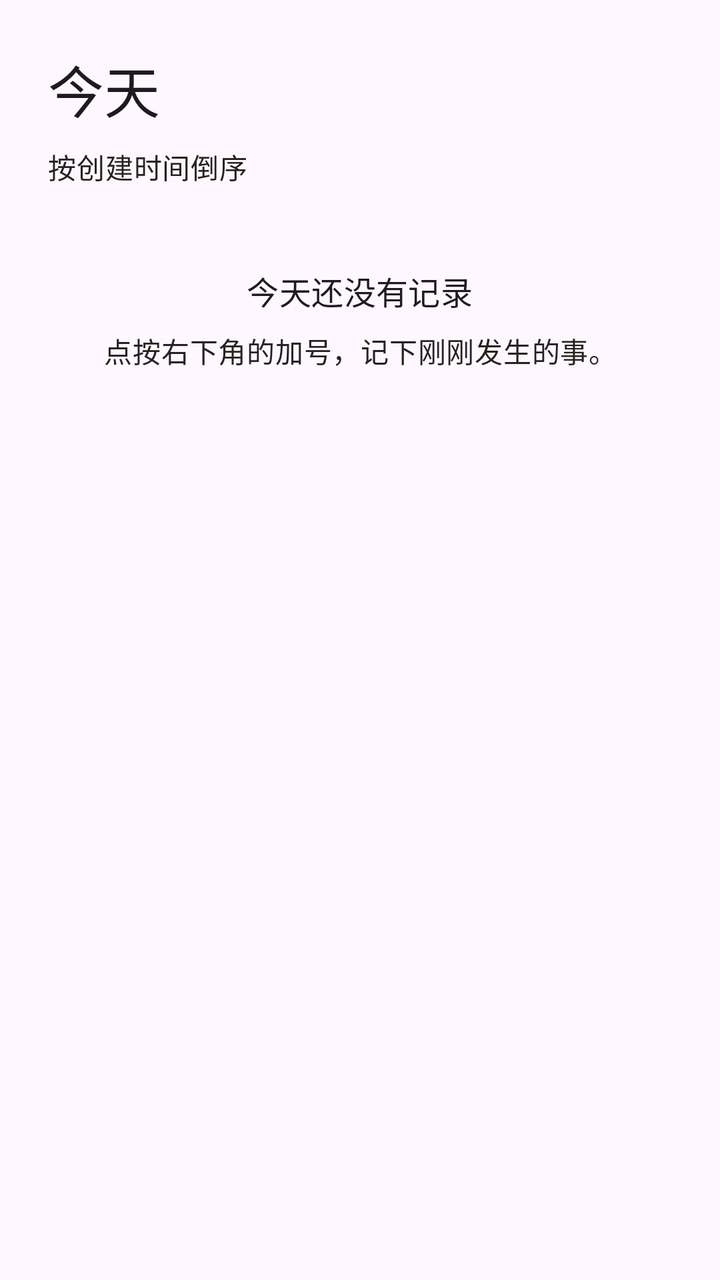
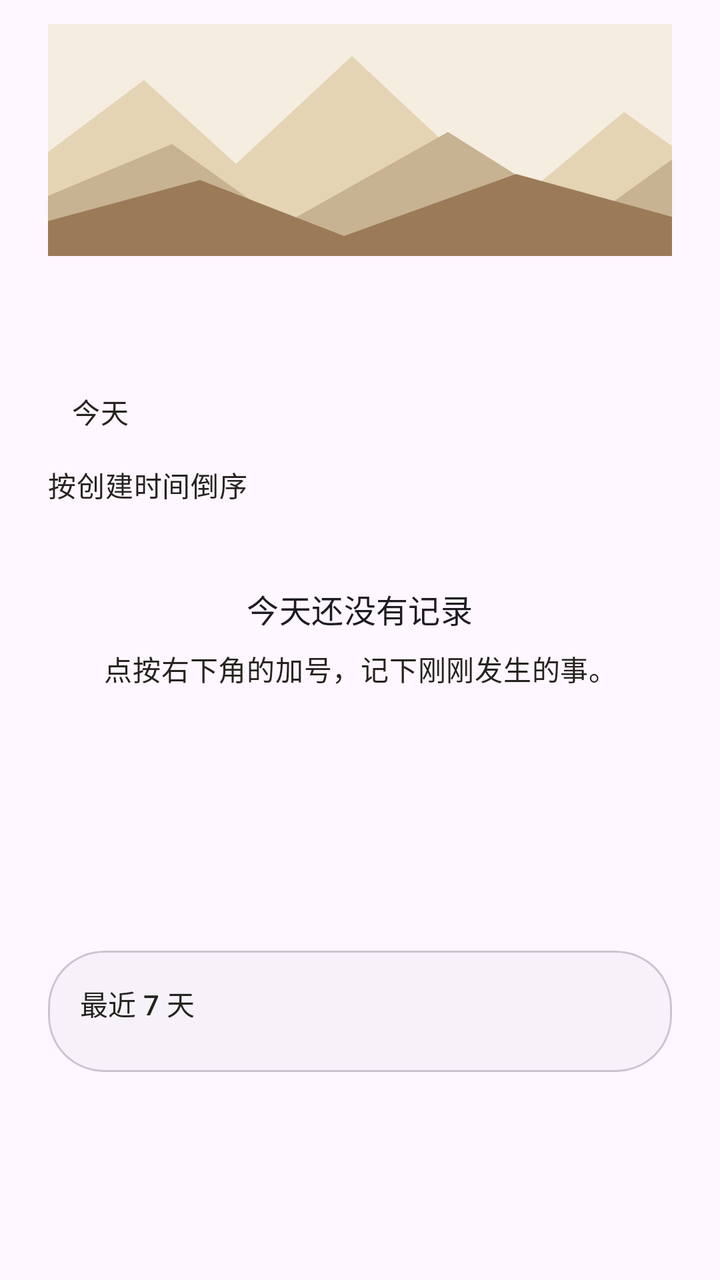

Two renders of the same Android screen: before a commit and after it. Below are the layout's source before the change and the commit's diff.
<!-- AndroidManifest.xml: application theme Theme.YourDiary -->
<!-- res/layout/fragment_today.xml -->
<?xml version="1.0" encoding="utf-8"?>
<androidx.core.widget.NestedScrollView xmlns:android="http://schemas.android.com/apk/res/android"
    xmlns:tools="http://schemas.android.com/tools"
    android:layout_width="match_parent"
    android:layout_height="match_parent"
    android:fillViewport="true"
    android:clipToPadding="false"
    android:paddingStart="@dimen/page_horizontal_margin"
    android:paddingTop="24dp"
    android:paddingEnd="@dimen/page_horizontal_margin"
    android:paddingBottom="104dp"
    tools:context=".TodayFragment">

    <LinearLayout
        android:layout_width="match_parent"
        android:layout_height="wrap_content"
        android:orientation="vertical">

        <TextView
            style="@style/TextAppearance.Material3.HeadlineMedium"
            android:layout_width="match_parent"
            android:layout_height="wrap_content"
            android:text="@string/today_title" />

        <TextView
            style="@style/TextAppearance.Material3.BodyMedium"
            android:layout_width="match_parent"
            android:layout_height="wrap_content"
            android:layout_marginTop="8dp"
            android:text="@string/today_subtitle"
            android:textColor="?attr/colorOnSurfaceVariant" />

        <LinearLayout
            android:id="@+id/todayEmptyState"
            android:layout_width="match_parent"
            android:layout_height="wrap_content"
            android:layout_marginTop="40dp"
            android:gravity="center_horizontal"
            android:orientation="vertical">

            <TextView
                style="@style/TextAppearance.Material3.TitleMedium"
                android:layout_width="wrap_content"
                android:layout_height="wrap_content"
                android:text="@string/today_empty_title" />

            <TextView
                style="@style/TextAppearance.Material3.BodyMedium"
                android:layout_width="wrap_content"
                android:layout_height="wrap_content"
                android:layout_marginTop="8dp"
                android:gravity="center"
                android:text="@string/today_empty_description"
            android:textColor="?attr/colorOnSurfaceVariant" />
        </LinearLayout>

        <LinearLayout
            android:id="@+id/todayEntriesContainer"
            android:layout_width="match_parent"
            android:layout_height="wrap_content"
            android:layout_marginTop="24dp"
            android:orientation="vertical" />
    </LinearLayout>
</androidx.core.widget.NestedScrollView>
<!-- resources referenced by this layout -->
<resources>
  <dimen name="page_horizontal_margin">24dp</dimen>
  <string name="today_empty_description">点按右下角的加号，记下刚刚发生的事。</string>
  <string name="today_empty_title">今天还没有记录</string>
  <string name="today_subtitle">按创建时间倒序</string>
  <string name="today_title">今天</string>
  <style name="Theme.YourDiary" parent="Base.Theme.YourDiary" />
  <style name="Base.Theme.YourDiary" parent="Theme.Material3.DayNight.NoActionBar">
          <item name="colorPrimary">@color/diary_ochre</item>
          <item name="colorOnPrimary">@color/diary_paper</item>
          <item name="colorPrimaryContainer">@color/diary_ochre_container</item>
          <item name="colorOnPrimaryContainer">@color/diary_on_ochre_container</item>
          <item name="colorSurface">@color/diary_paper</item>
          <item name="colorOnSurface">@color/diary_ink</item>
          <item name="colorSurfaceVariant">@color/diary_surface_variant</item>
          <item name="colorOnSurfaceVariant">@color/diary_ink</item>
          <item name="colorOutline">@color/diary_outline</item>
          <item name="android:fontFamily">sans</item>
      </style>
  <color name="diary_ochre">#FF725C29</color>
  <color name="diary_paper">#FFFFF9F0</color>
  <color name="diary_ochre_container">#FFF6E0A5</color>
  <color name="diary_on_ochre_container">#FF261A00</color>
  <color name="diary_ink">#FF25231F</color>
  <color name="diary_surface_variant">#FFECE6DC</color>
  <color name="diary_outline">#FF7A766E</color>
</resources>

<!-- the commit's change to res/layout/fragment_today.xml (unified diff, before → after) -->
@@ -1,26 +1,63 @@
 <?xml version="1.0" encoding="utf-8"?>
 <androidx.core.widget.NestedScrollView xmlns:android="http://schemas.android.com/apk/res/android"
+    xmlns:app="http://schemas.android.com/apk/res-auto"
     xmlns:tools="http://schemas.android.com/tools"
     android:layout_width="match_parent"
     android:layout_height="match_parent"
     android:fillViewport="true"
     android:clipToPadding="false"
     android:paddingStart="@dimen/page_horizontal_margin"
-    android:paddingTop="24dp"
+    android:paddingTop="12dp"
     android:paddingEnd="@dimen/page_horizontal_margin"
     android:paddingBottom="104dp"
     tools:context=".TodayFragment">
 
     <LinearLayout
         android:layout_width="match_parent"
-        android:layout_height="wrap_content"
+        android:layout_height="match_parent"
         android:orientation="vertical">
 
-        <TextView
-            style="@style/TextAppearance.Material3.HeadlineMedium"
+        <ImageView
+            android:layout_width="match_parent"
+            android:layout_height="116dp"
+            android:contentDescription="@null"
+            android:scaleType="centerCrop"
+            android:src="@drawable/today_paper_landscape" />
+
+        <LinearLayout
             android:layout_width="match_parent"
             android:layout_height="wrap_content"
-            android:text="@string/today_title" />
+            android:layout_marginTop="20dp"
+            android:gravity="bottom"
+            android:orientation="horizontal">
+
+            <TextView
+                android:id="@+id/todayDateText"
+                style="@style/TextAppearance.Material3.DisplayLarge"
+                android:layout_width="wrap_content"
+                android:layout_height="wrap_content" />
+
+            <LinearLayout
+                android:layout_width="wrap_content"
+                android:layout_height="wrap_content"
+                android:layout_marginStart="12dp"
+                android:layout_marginBottom="8dp"
+                android:orientation="vertical">
+
+                <TextView
+                    android:id="@+id/todayMonthText"
+                    style="@style/TextAppearance.Material3.TitleLarge"
+                    android:layout_width="wrap_content"
+                    android:layout_height="wrap_content" />
+
+                <TextView
+                    style="@style/TextAppearance.Material3.BodyMedium"
+                    android:layout_width="wrap_content"
+                    android:layout_height="wrap_content"
+                    android:text="@string/today_title"
+                    android:textColor="?attr/colorOnSurfaceVariant" />
+            </LinearLayout>
+        </LinearLayout>
 
         <TextView
             style="@style/TextAppearance.Material3.BodyMedium"
@@ -60,5 +97,40 @@
             android:layout_height="wrap_content"
             android:layout_marginTop="24dp"
             android:orientation="vertical" />
+
+        <Space
+            android:layout_width="match_parent"
+            android:layout_height="0dp"
+            android:layout_weight="1" />
+
+        <com.google.android.material.card.MaterialCardView
+            android:layout_width="match_parent"
+            android:layout_height="wrap_content"
+            android:layout_marginTop="24dp"
+            app:cardBackgroundColor="?attr/colorSurfaceContainerLow"
+            app:cardCornerRadius="28dp"
+            app:cardElevation="0dp">
+
+            <LinearLayout
+                android:layout_width="match_parent"
+                android:layout_height="wrap_content"
+                android:orientation="vertical"
+                android:padding="16dp">
+
+                <TextView
+                    style="@style/TextAppearance.Material3.LabelLarge"
+                    android:layout_width="match_parent"
+                    android:layout_height="wrap_content"
+                    android:text="@string/today_calendar_recent_days"
+                    android:textColor="?attr/colorOnSurfaceVariant" />
+
+                <LinearLayout
+                    android:id="@+id/todayCalendarContainer"
+                    android:layout_width="match_parent"
+                    android:layout_height="wrap_content"
+                    android:layout_marginTop="8dp"
+                    android:orientation="horizontal" />
+            </LinearLayout>
+        </com.google.android.material.card.MaterialCardView>
     </LinearLayout>
 </androidx.core.widget.NestedScrollView>
<!-- resource entries referenced after the edit -->
@@ -1,6 +1,18 @@
 <!-- resources referenced by this layout -->
 <resources>
   <dimen name="page_horizontal_margin">24dp</dimen>
+  <!-- drawable today_paper_landscape (drawable) -->
+  <vector xmlns:android="http://schemas.android.com/apk/res/android"
+      android:width="360dp"
+      android:height="116dp"
+      android:viewportWidth="360"
+      android:viewportHeight="116">
+      <path android:fillColor="#FFF5EDE0" android:pathData="M0,0H360V116H0Z" />
+      <path android:fillColor="#FFE5D4B4" android:pathData="M0,82L72,28L118,70L176,16L256,91L312,44L360,78V116H0Z" />
+      <path android:fillColor="#FFC7B292" android:pathData="M0,96L86,60L142,100L224,54L294,98L337,67L360,86V116H0Z" />
+      <path android:fillColor="#FF9B7B57" android:pathData="M0,105L100,78L172,106L258,75L360,103V116H0Z" />
+  </vector>
+  <string name="today_calendar_recent_days">最近 7 天</string>
   <string name="today_empty_description">点按右下角的加号，记下刚刚发生的事。</string>
   <string name="today_empty_title">今天还没有记录</string>
   <string name="today_subtitle">按创建时间倒序</string>
